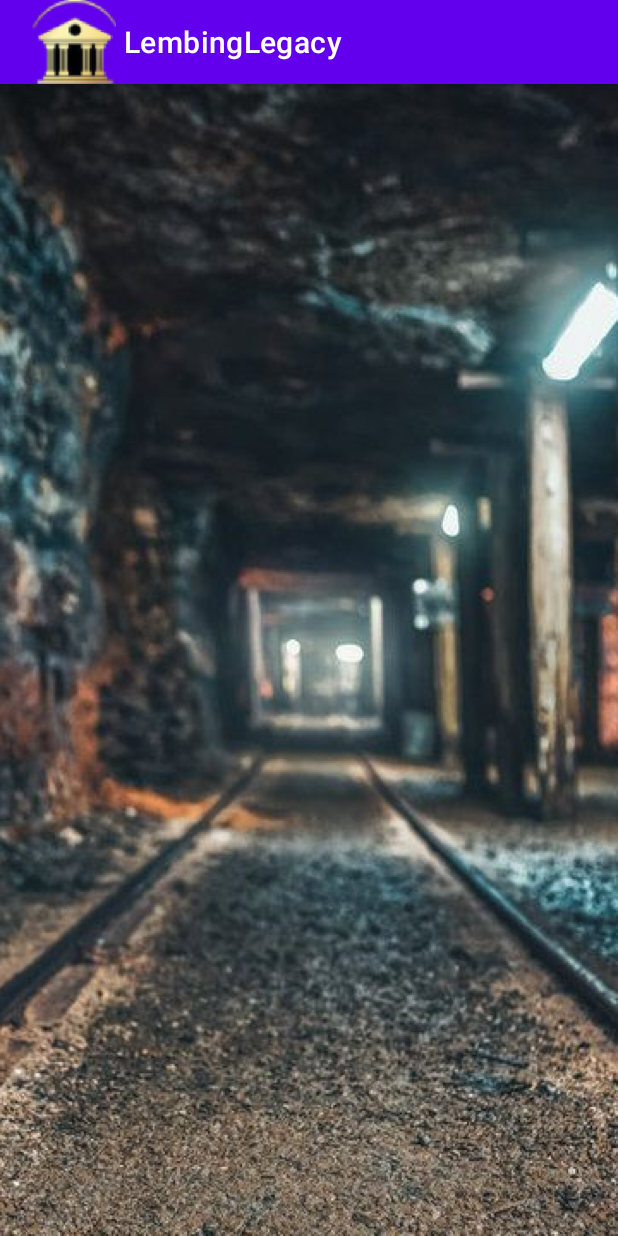
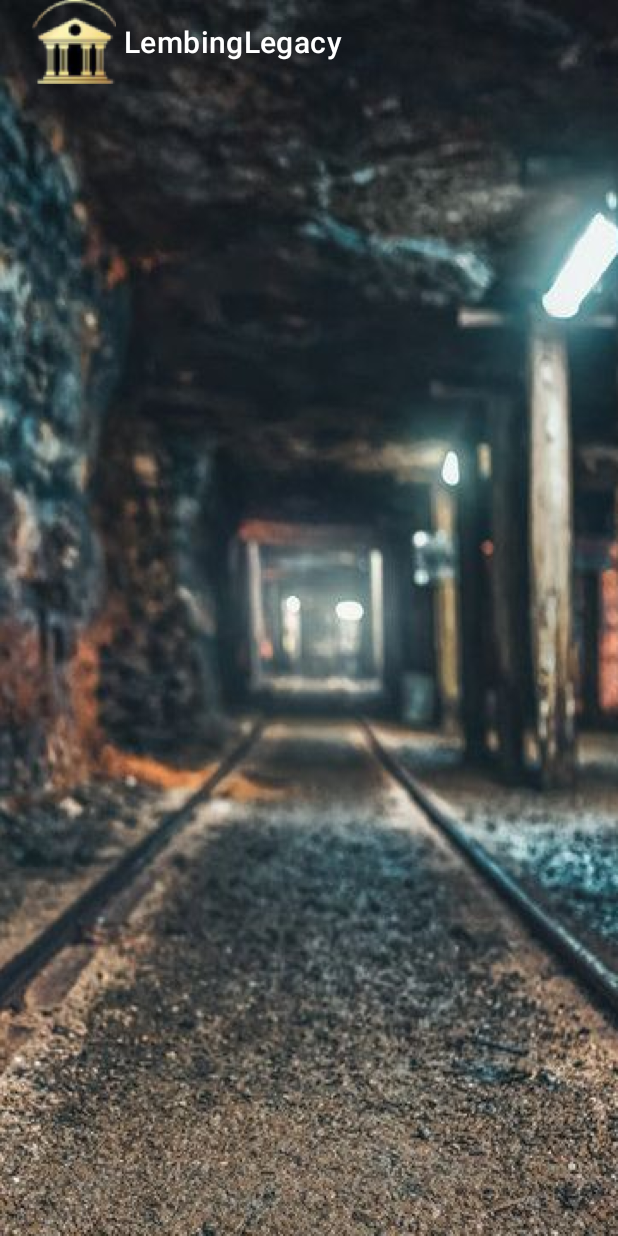
Before and after one commit to zhafranzainal/museum_visitor_app, an Android app: the screen it shows after launch (MainActivity), on a phone screen of 412 x 824 dp. Run offline under Robolectric (Android 15) with nearby library versions, the phone set to English and light mode, and no system bars.

Commit message:
Make action bar has transparent background

```diff
--- a/app/src/main/res/values/themes.xml
+++ b/app/src/main/res/values/themes.xml
@@ -2,7 +2,7 @@
     <!-- Base application theme. -->
     <style name="Theme.MuseumVisitorApp" parent="Theme.MaterialComponents.DayNight.DarkActionBar">
         <!-- Primary brand color. -->
-        <item name="colorPrimary">@color/purple_500</item>
+        <item name="colorPrimary">@android:color/transparent</item>
         <item name="colorPrimaryVariant">@color/purple_700</item>
         <item name="colorOnPrimary">@color/white</item>
         <!-- Secondary brand color. -->
@@ -12,5 +12,6 @@
         <!-- Status bar color. -->
         <item name="android:statusBarColor">?attr/colorPrimaryVariant</item>
         <!-- Customize your theme here. -->
+        <item name="windowActionBarOverlay">true</item>
     </style>
 </resources>
```
